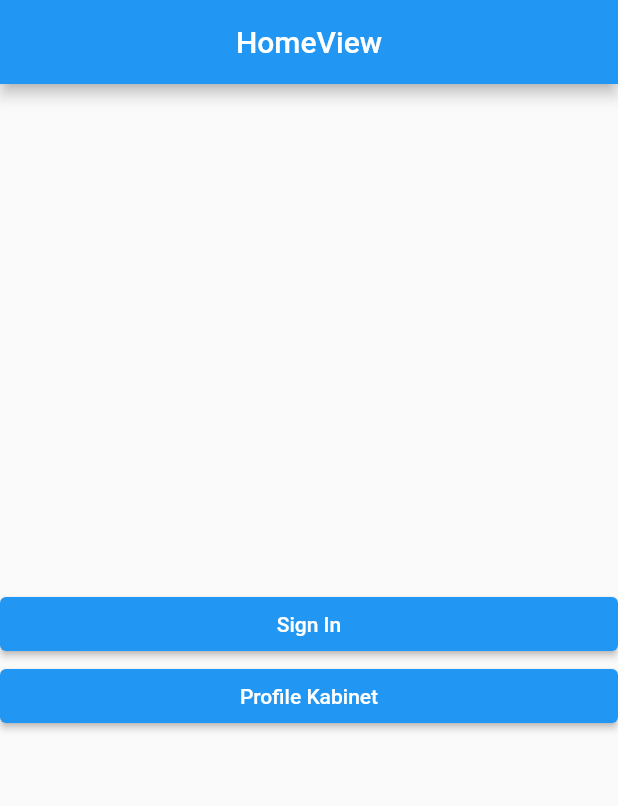
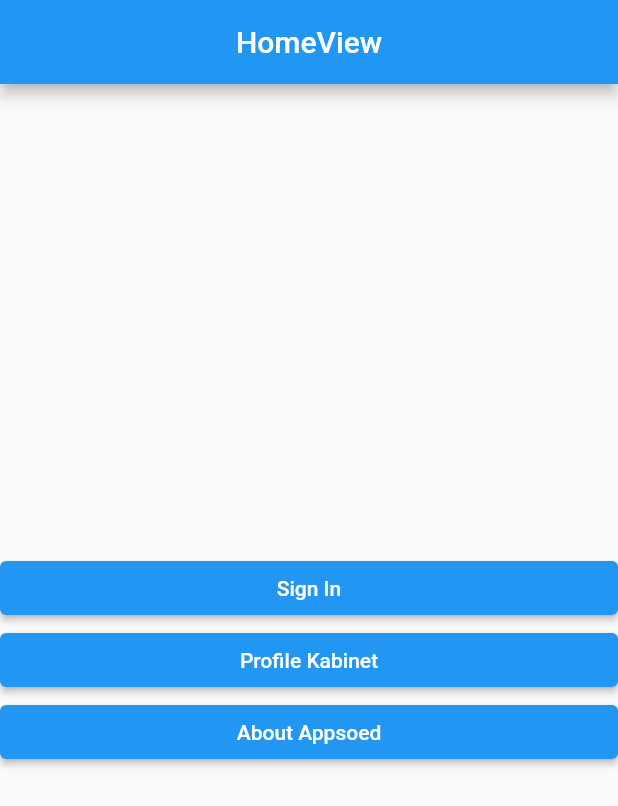
Before and after one commit to medkom22/appsoed2, a Flutter app: the screen it shows after launch, on a phone screen of 412 x 824 dp. Shown: the top 806 px of the screen. Run offline on Flutter 3.47's test engine with Material 2 defaults, Android fonts, the phone set to English and light mode, and no system bars; our stand-ins replace firebase_core, get; accounts and stored records are empty.

Commit message:
add about appsoed, add device orientation potrait up in main file, and go to sleepp .....

```diff
--- a/lib/app/modules/home/views/home_view.dart
+++ b/lib/app/modules/home/views/home_view.dart
@@ -29,6 +29,12 @@ class HomeView extends GetView<HomeController> {
             onPressed: () {
               Get.toNamed(Routes.PROFILE_KABINET);
             },
+          ),
+          ElevatedButton(
+            child: const Text('About Appsoed'),
+            onPressed: () {
+              Get.toNamed(Routes.ABOUT_APPSOED);
+            },
           )
         ],
       )),
--- a/lib/app/routes/app_pages.dart
+++ b/lib/app/routes/app_pages.dart
@@ -1,3 +1,5 @@
+import 'package:appsoed/app/views/views/about_appsoed_view.dart';
+
 import '../modules/signin/views/forgot_password_view.dart';
 
 import '../views/views/profile_kabinet_view.dart';
@@ -41,5 +43,9 @@ class AppPages {
       name: Routes.FORGOT_PASSWORD,
       page: () => ForgotPasswordView(),
     ),
+    GetPage(
+      name: Routes.ABOUT_APPSOED,
+      page: () => const AboutAppsoedView(),
+    ),
   ];
 }
--- a/lib/app/routes/app_routes.dart
+++ b/lib/app/routes/app_routes.dart
@@ -8,6 +8,7 @@ abstract class Routes {
   static const SIGNUP = _Paths.SIGNUP;
   static const PROFILE_KABINET = _Paths.PROFILE_KABINET;
   static const FORGOT_PASSWORD = _Paths.FORGOT_PASSWORD;
+  static const ABOUT_APPSOED = _Paths.ABOUT_APPSOED;
 }
 
 abstract class _Paths {
@@ -17,4 +18,5 @@ abstract class _Paths {
   static const SIGNUP = '/signup';
   static const PROFILE_KABINET = '/profile-kabinet';
   static const FORGOT_PASSWORD = '/forgot-password';
+  static const ABOUT_APPSOED = '/about-appsoed';
 }
--- a/lib/main.dart
+++ b/lib/main.dart
@@ -1,3 +1,5 @@
+import 'package:flutter/services.dart';
+
 import 'app/routes/app_pages.dart';
 import 'package:flutter/material.dart';
 import 'package:firebase_core/firebase_core.dart';
@@ -6,6 +8,9 @@ import 'firebase_options.dart';
 
 void main() async {
   WidgetsFlutterBinding.ensureInitialized();
+  SystemChrome.setPreferredOrientations(
+    [DeviceOrientation.portraitUp],
+  );
   await Firebase.initializeApp(
     options: DefaultFirebaseOptions.currentPlatform,
   );
```
Also changed, not shown: lib/app/views/views/about_appsoed_view.dart (added, +48 -0 lines).
